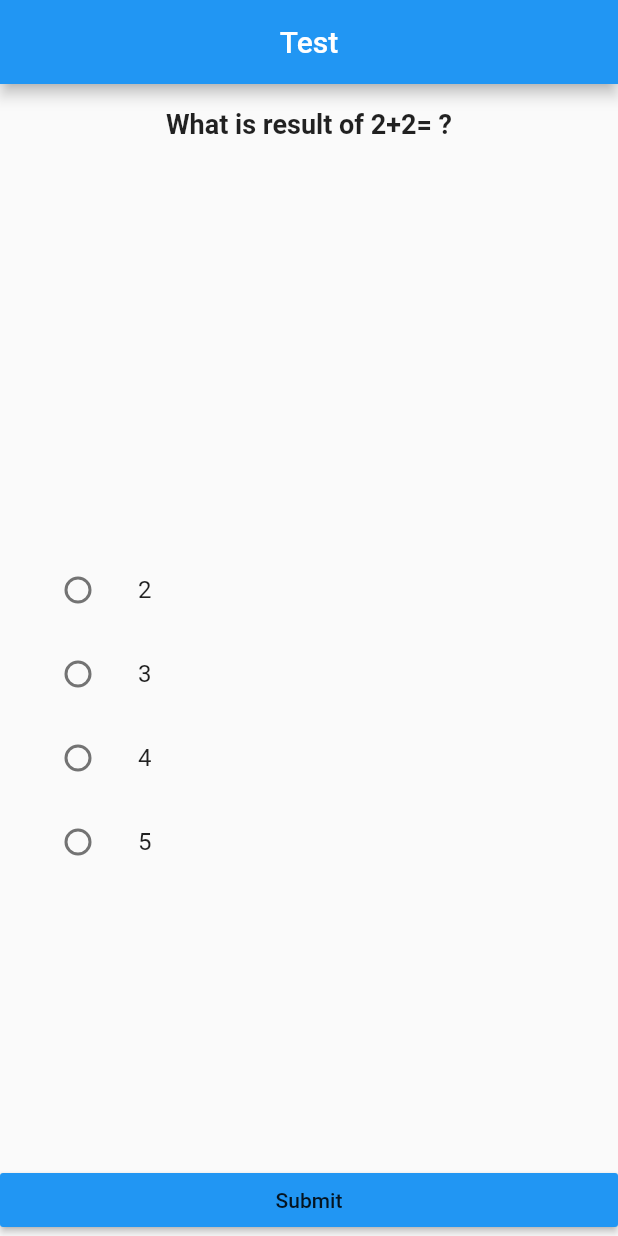
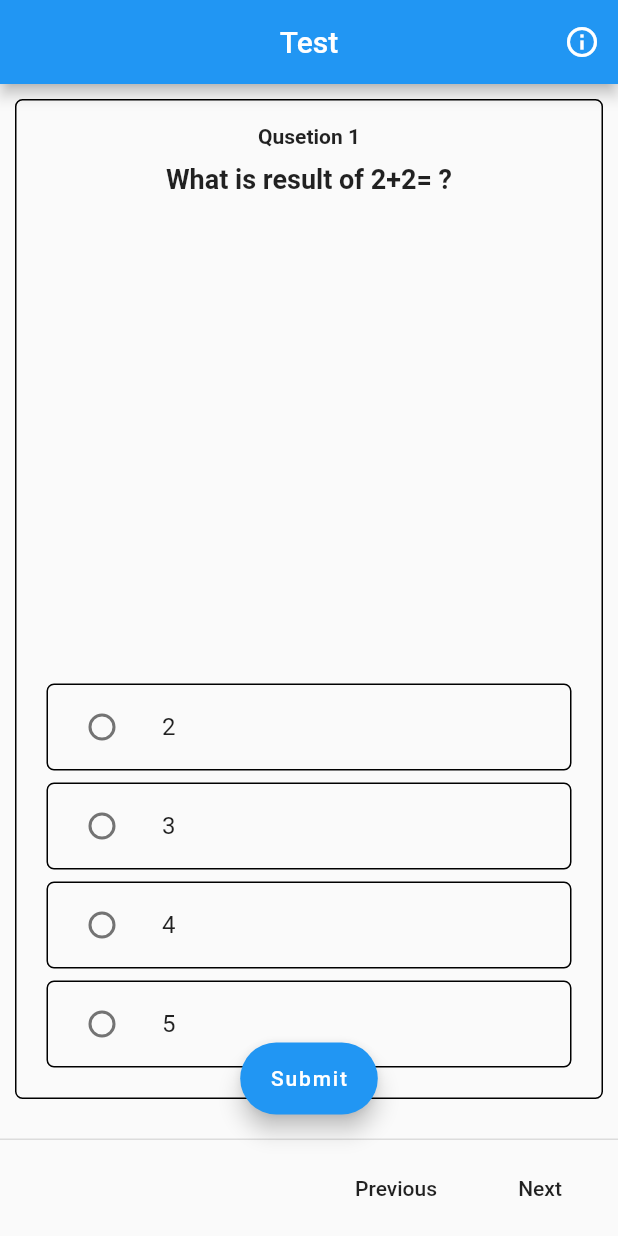
Before and after one commit to Jayant2204/self_assessment, a Flutter app: the TestPage screen opened directly, on a phone screen of 412 x 824 dp. Run offline on Flutter 3.47's test engine with Material 2 defaults, Android fonts, the phone set to English and light mode, and no system bars; drawn by our look-alikes of carousel_slider; our stand-ins replace get, get_storage; accounts and stored records are empty.

```diff
--- a/lib/assessment/Views/testPage.dart
+++ b/lib/assessment/Views/testPage.dart
@@ -1,6 +1,7 @@
 import 'package:carousel_slider/carousel_slider.dart';
 import 'package:flutter/material.dart';
 import 'package:get/get.dart';
+import 'package:self_assessment/assessment/Views/assessiment.dart';
 import 'package:self_assessment/assessment/controller/testController.dart';
 import 'package:self_assessment/assessment/widgets/testquestionWidget.dart';
 
@@ -10,6 +11,7 @@ class TestPage extends StatefulWidget {
 }
 
 class _TestPageState extends State<TestPage> {
+  CarouselController carouselController = CarouselController();
   TestController controller = TestController();
   @override
   void initState() {
@@ -25,18 +27,40 @@ class _TestPageState extends State<TestPage> {
         title: Text("Test"),
         centerTitle: true,
         automaticallyImplyLeading: false,
+        actions: [
+          IconButton(
+              icon: Icon(Icons.info_outline),
+              onPressed: () => Get.snackbar("Self Assessment Rules",
+                  "Correct answer = 3 marks, Wrong answer = -1",
+                  backgroundColor: Colors.grey[600],
+                  margin: EdgeInsets.all(10),
+                  snackPosition: SnackPosition.TOP))
+        ],
       ),
-      bottomNavigationBar: RaisedButton(
+      floatingActionButtonLocation: FloatingActionButtonLocation.centerFloat,
+      floatingActionButton: FloatingActionButton.extended(
         onPressed: () {
-          print(controller.submittedAnswers);
+          controller.getTotalMarks();
+          Get.offAll(AssessmentPage(
+            controller: controller,
+          ));
         },
-        color: Colors.blue,
-        padding: EdgeInsets.zero,
-        child: Text("Submit"),
+        label: Text("Submit"),
       ),
+      persistentFooterButtons: [
+        FlatButton(
+            onPressed: () => carouselController.previousPage(
+                duration: Duration(milliseconds: 400)),
+            child: Text("Previous")),
+        FlatButton(
+            onPressed: () => carouselController.nextPage(
+                duration: Duration(milliseconds: 400)),
+            child: Text("Next")),
+      ],
       body: Obx(() => Container(
             child: controller.assessment.value != null
                 ? CarouselSlider.builder(
+                    carouselController: carouselController,
                     itemCount:
                         controller.assessment.value?.questions?.length ?? 0,
                     itemBuilder: (context, index) {
@@ -49,11 +73,14 @@ class _TestPageState extends State<TestPage> {
                       );
                     },
                     options: CarouselOptions(
+                      carouselController: carouselController,
                       viewportFraction: 1,
-                      aspectRatio: 3 / 4,
+                      aspectRatio: 0.6,
                       enableInfiniteScroll: false,
                     ))
-                : Container(color: Colors.red),
+                : Container(
+                    child: Center(child: CircularProgressIndicator()),
+                  ),
           )),
     );
   }
--- a/lib/assessment/widgets/testquestionWidget.dart
+++ b/lib/assessment/widgets/testquestionWidget.dart
@@ -12,7 +12,7 @@ class TestQuestionWidget extends StatefulWidget {
 
   final Question question;
   final int index;
-  final Function(int index, String selectedAnswer) onSelectAnswer;
+  final Function(String index, String selectedAnswer) onSelectAnswer;
   final String previouslySelectedAnswer;
 
   @override
@@ -33,15 +33,25 @@ class _TestQuestionWidgetState extends State<TestQuestionWidget> {
     setState(() {
       selectedAnswer = answer;
     });
-    widget.onSelectAnswer(widget.index, answer);
+    widget.onSelectAnswer(widget.question.qId, answer);
   }
 
   @override
   Widget build(BuildContext context) {
     return Container(
+      decoration: BoxDecoration(
+          border: Border.all(), borderRadius: BorderRadius.circular(5)),
       padding: EdgeInsets.all(16),
+      margin: EdgeInsets.all(10),
       child: Column(
         children: [
+          Text(
+            "Qusetion ${widget.index + 1}",
+            style: TextStyle(fontSize: 14, fontWeight: FontWeight.w600),
+          ),
+          SizedBox(
+            height: 10,
+          ),
           Text(
             widget.question.questions,
             style: TextStyle(fontSize: 18, fontWeight: FontWeight.w600),
@@ -59,7 +69,13 @@ class _TestQuestionWidgetState extends State<TestQuestionWidget> {
     List<Widget> widgets = [];
 
     widget.question.answeres.forEach((element) {
-      widgets.add(RadioListTile<String>(
+      widgets.add(Container(
+        margin: EdgeInsets.all(4),
+        decoration: BoxDecoration(
+          border: Border.all(),
+          borderRadius: BorderRadius.circular(5),
+        ),
+        child: RadioListTile<String>(
             title: Text(element.value),
             value: element.code,
             groupValue: selectedAnswer,
@@ -67,7 +83,8 @@ class _TestQuestionWidgetState extends State<TestQuestionWidget> {
             activeColor: Colors.green,
             onChanged: (String answer) {
               setSelectedAnswer(answer);
-          }));
+            }),
+      ));
     });
     return widgets;
   }
```
Also changed, not shown: lib/assessment/Views/assessiment.dart (+84 -3 lines), lib/assessment/controller/testController.dart (+37 -2 lines). Lines whose indentation alone changed are shown as unchanged.
